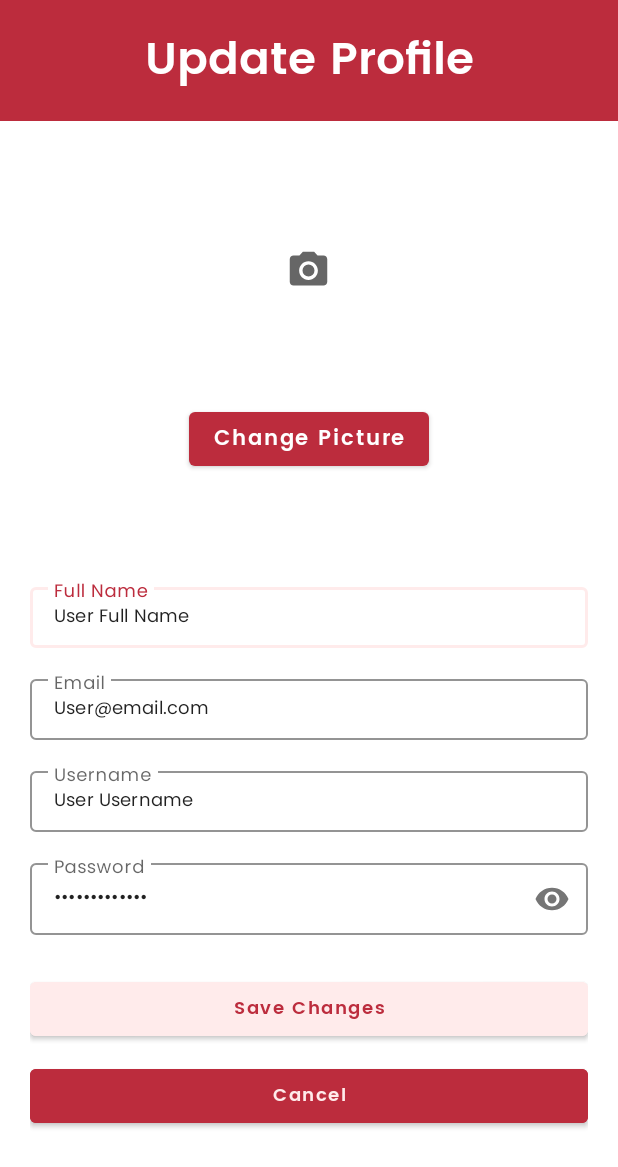
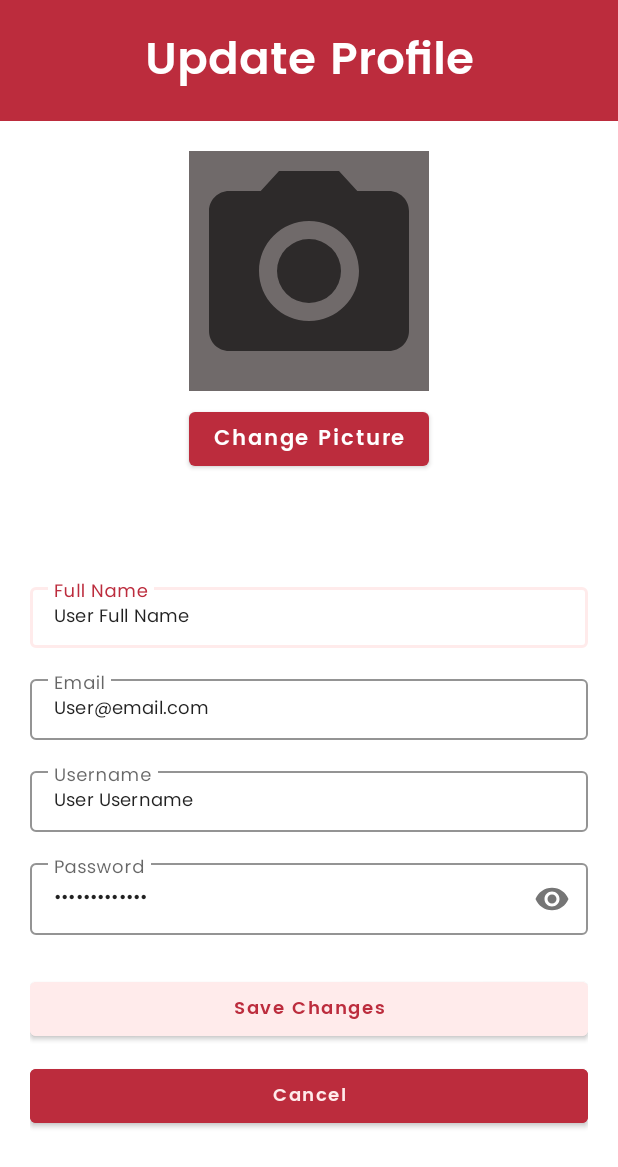
Before and after one commit to nabilaph/projectAmori, an Android app: the UpdateProfile screen opened directly, with no data from a screen before it, on a phone screen of 412 x 824 dp. Shown: the top 1167 px of the screen. Run offline under Robolectric (Android 15) with nearby library versions, the phone set to English and light mode, and no system bars.

Commit message:
2nd commit

```diff
--- a/app/build.gradle
+++ b/app/build.gradle
@@ -30,7 +30,6 @@ dependencies {
     implementation 'androidx.appcompat:appcompat:1.2.0'
     implementation 'androidx.constraintlayout:constraintlayout:2.0.4'
     implementation 'androidx.legacy:legacy-support-v4:1.0.0'
-    implementation 'androidx.wear:wear:1.0.0'
     testImplementation 'junit:junit:4.12'
     androidTestImplementation 'androidx.test.ext:junit:1.1.2'
     androidTestImplementation 'androidx.test.espresso:espresso-core:3.3.0'
@@ -40,6 +39,5 @@ dependencies {
     implementation 'org.jetbrains.kotlin:kotlin-stdlib:1.3.72'
 
     implementation 'com.android.support:design:28.0.0'
-    compileOnly 'com.google.android.wearable:wearable:2.5.0'
 
 }
--- a/app/src/main/AndroidManifest.xml
+++ b/app/src/main/AndroidManifest.xml
@@ -20,7 +20,8 @@
         <activity android:name=".ReviewByCategory" />
         <activity android:name=".EditReview" />
         <activity android:name=".NewReview" />
-        <activity android:name=".Dashboard" />
+        <activity android:name=".Dashboard"
+            android:configChanges="orientation|screenSize"/>
         <activity android:name=".Register" />
         <activity
             android:name=".Login"
--- a/app/src/main/java/com/example/amoriproject/UpdateProfile.java
+++ b/app/src/main/java/com/example/amoriproject/UpdateProfile.java
@@ -1,20 +1,33 @@
 package com.example.amoriproject;
 
+import android.content.Intent;
+import android.graphics.Bitmap;
+import android.net.Uri;
 import android.os.Bundle;
+import android.provider.MediaStore;
 import android.view.View;
 import android.widget.Button;
+import android.widget.ImageView;
+import android.widget.RelativeLayout;
 import android.widget.TextView;
 import android.widget.Toast;
 
+import androidx.annotation.Nullable;
 import androidx.appcompat.app.AppCompatActivity;
 
 import com.google.android.material.textfield.TextInputLayout;
+
+import java.io.IOException;
 
 public class UpdateProfile extends AppCompatActivity {
 
     private TextView mTextView;
     private Button cancelBtn, saveBtn;
     TextInputLayout fullname, username, password, email;
+    ImageView profPic;
+
+    Uri imageUri;
+    private static final int PICK_IMAGE = 1;
 
     @Override
     protected void onCreate(Bundle savedInstanceState) {
@@ -27,6 +40,8 @@ public class UpdateProfile extends AppCompatActivity {
         password = findViewById(R.id.password);
         cancelBtn = findViewById(R.id.btn_cancel);
         saveBtn = findViewById(R.id.btn_save);
+
+        profPic = findViewById(R.id.profilePic);
 
         cancelBtn.setOnClickListener(new View.OnClickListener() {
             @Override
@@ -44,5 +59,32 @@ public class UpdateProfile extends AppCompatActivity {
             }
         });
 
+        profPic.setOnClickListener(new View.OnClickListener() {
+            @Override
+            public void onClick(View v) {
+                Intent gallery = new Intent;
+                gallery.setType("image/*");
+                gallery.setAction(Intent.ACTION_GET_CONTENT);
+
+                startActivityForResult(Intent.createChooser(gallery, "Select Picture"), PICK_IMAGE);
+
+            }
+        });
+
+    }
+
+    @Override
+    protected void onActivityResult(int requestCode, int resultCode, @Nullable Intent data) {
+        super.onActivityResult(requestCode, resultCode, data);
+
+        if (requestCode == PICK_IMAGE && resultCode == RESULT_OK){
+            imageUri = data.getData();
+            try {
+                Bitmap bitmap = MediaStore.Images.Media.getBitmap(getContentResolver(), imageUri);
+                profPic.setImageBitmap(bitmap);
+            }catch(IOException e){
+                e.printStackTrace();
+            }
+        }
     }
 }
--- a/app/src/main/res/layout/activity_update_profile.xml
+++ b/app/src/main/res/layout/activity_update_profile.xml
@@ -24,24 +24,19 @@
         app:layout_constraintTop_toTopOf="parent"
         app:layout_constraintVertical_bias="0.0" />
 
-    <RelativeLayout
-        android:id="@+id/relativeLayout"
+    <ImageView
+        android:id="@+id/profilePic"
         android:layout_width="160dp"
         android:layout_height="160dp"
         android:layout_marginTop="20dp"
-        android:background="#fff"
+        android:background="@color/kGreyColor"
         android:gravity="center"
+        android:src="@drawable/ic_pict"
         app:layout_constraintEnd_toEndOf="parent"
         app:layout_constraintStart_toStartOf="parent"
         app:layout_constraintTop_toBottomOf="@+id/selectedCategory">
 
-        <ImageView
-            android:id="@+id/imageView"
-            android:layout_width="30dp"
-            android:layout_height="30dp"
-            android:src="@drawable/ic_pict" />
-
-    </RelativeLayout>
+    </ImageView>
 
     <Button
         android:id="@+id/button"
@@ -53,7 +48,7 @@
         android:textAllCaps="false"
         app:layout_constraintEnd_toEndOf="parent"
         app:layout_constraintStart_toStartOf="parent"
-        app:layout_constraintTop_toBottomOf="@+id/relativeLayout" />
+        app:layout_constraintTop_toBottomOf="@+id/profilePic" />
 
     <LinearLayout
         android:id="@+id/linearLayout4"
```
Also changed, not shown: app/src/main/java/com/example/amoriproject/Dashboard.java (+14 -0 lines), app/src/main/res/drawable-v24/ic_launcher_foreground.xml (deleted, +0 -30 lines).
